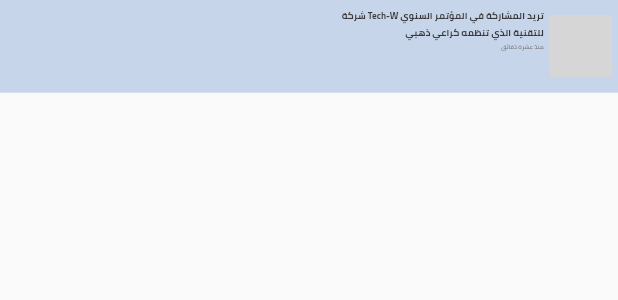
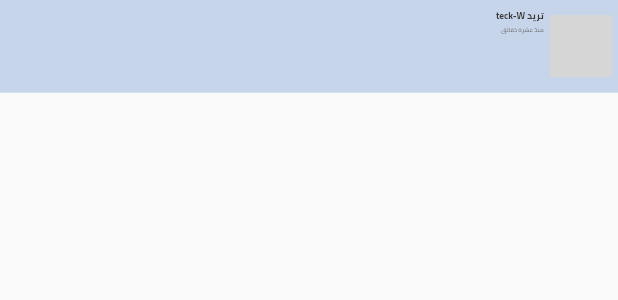
Before and after one commit to it-sCats/Fluke, a Flutter app: the OrganizerNotifi widget shown alone on an empty page, opened directly, on a phone screen of 412 x 824 dp. Shown: the top 300 px of the screen. Run offline on Flutter 3.47's test engine with Material 2 defaults, Android fonts, the phone set to English and light mode, and no system bars; our stand-ins replace cloud_firestore, concentric_transition, firebase_auth, firebase_core, firebase_messaging, google_sign_in and 6 more; missing offline and left inert: email_auth, flutter_facebook_auth, flutter_overlay_loader; accounts and stored records are empty; network calls fail; grey boxes are pictures that could not be loaded.

Commit message:
notifi_organizer

```diff
--- a/flukepro/lib/screens/OrganizersScreens/Notifications.dart
+++ b/flukepro/lib/screens/OrganizersScreens/Notifications.dart
@@ -68,7 +68,7 @@
               crossAxisAlignment: CrossAxisAlignment.end,
               children: [
                 Text(
-                  "شركة Tech-W تريد المشاركة في المؤتمر السنوي\n للتقنية الذي تنظمه كراعي ذهبي",
+                  "  " + "teck-W " + "تريد  ",
                   style: conHeadingsStyle.copyWith(fontSize: 15),
                   textAlign: TextAlign.right,
                 ),
```
Also changed, not shown: flukepro/lib/screens/mainScreens/explorePage.dart (+8 -8 lines).
